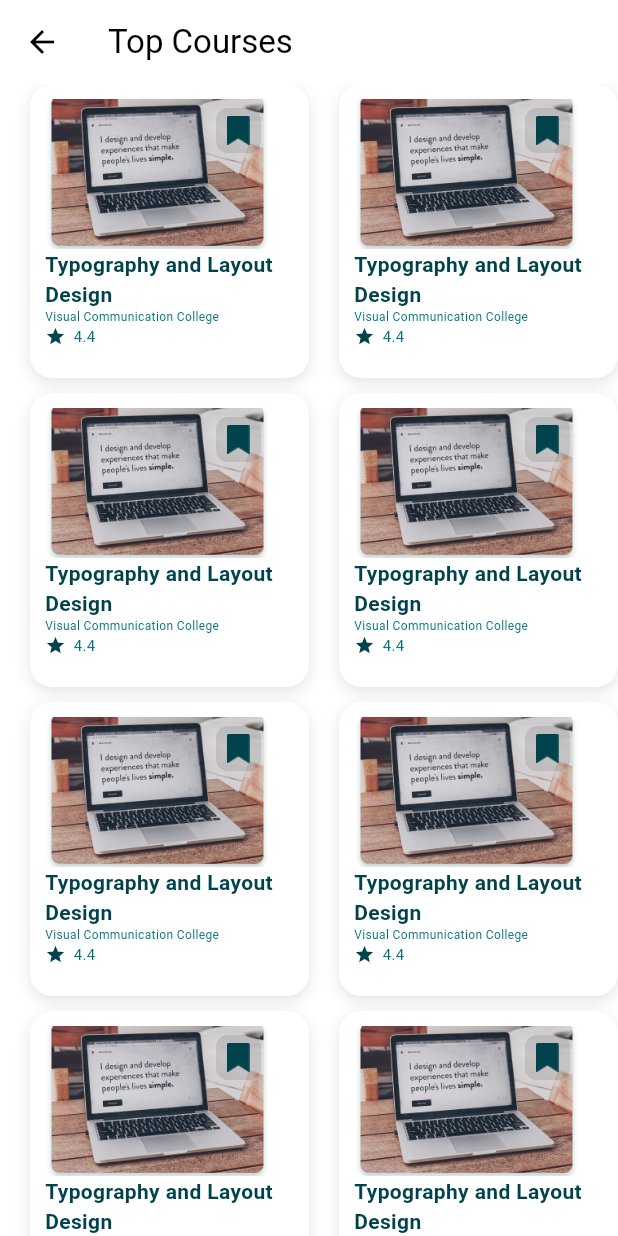
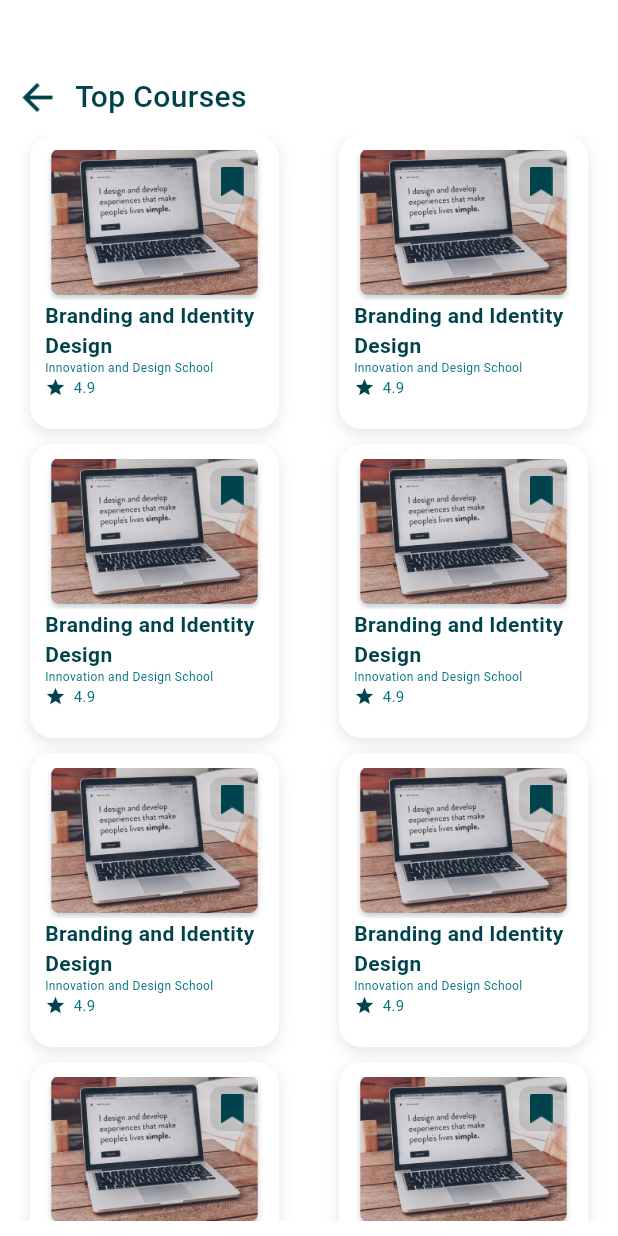
Before and after one commit to swagatapal/E_Learning, a Flutter app: the SeeAllTopCourse screen opened directly, on a phone screen of 412 x 824 dp. Run offline on Flutter 3.47's test engine with Material 3 defaults, Android fonts, the phone set to English and light mode, and no system bars; our stand-ins replace flutter_bounce, persistent_bottom_nav_bar, smooth_page_indicator.

Commit message:
see all of top courses & suggestions for you pages fixed

```diff
--- a/lib/Screens/Home/SuggestionsForYou/View/see_all_suggestions.dart
+++ b/lib/Screens/Home/SuggestionsForYou/View/see_all_suggestions.dart
@@ -3,6 +3,7 @@ import 'package:flutter/widgets.dart';
 
 import '../../../../Core/Utils/Helper/screen_utils.dart';
 import '../../Widgets/suggestions_item.dart';
+import '../../Widgets/suggestions_card.dart';
 
 class SeeAllSuggestions extends StatelessWidget {
   const SeeAllSuggestions({super.key});
@@ -11,9 +12,13 @@ class SeeAllSuggestions extends StatelessWidget {
   Widget build(BuildContext context) {
     return Scaffold(
       body: Padding(
-        padding: const EdgeInsets.only(top: 40, bottom:  10.0 ),
+        padding: const EdgeInsets.only(top: 40, bottom: 10.0),
         child: Column(
           crossAxisAlignment: CrossAxisAlignment.start,
+          children: [
+            Padding(
+              padding: const EdgeInsets.only(left: 10.0,right: 10.0 ,top: 10.0),
+              child: Row(
                 children: [
                   InkWell(
                       onTap: () {
@@ -24,14 +29,26 @@ class SeeAllSuggestions extends StatelessWidget {
                         height: 30,
                         width: 30,
                       )),
+                  const SizedBox(width: 10.0),
+                  Text(
+                    "Suggestions for You",
+                    style: TextStyle(
+                        color: Theme.of(context).colorScheme.onBackground,
+                        fontSize: 20.0,
+                        fontWeight: FontWeight.w500,
+                        fontFamily: 'Roboto'),
+                  ),
+                ],
+              ),
+            ),
+            const SizedBox(height: 10.0,),
             Expanded(
               child: GridView.count(
-
                 crossAxisCount: 2,
                 children: List.generate(
                   10,
                   (index) {
-                    return const SuggestionsItem(
+                    return const SuggestionsCard(
                       image: 'assets/images/testImage1.png',
                       title: 'Branding and Identity Design',
                       subtitle: 'Innovation and Design School',
--- a/lib/Screens/Home/TopCourse/View/see_all_top_course.dart
+++ b/lib/Screens/Home/TopCourse/View/see_all_top_course.dart
@@ -1,7 +1,5 @@
 import 'package:flutter/material.dart';
-
-import '../../../../Core/Utils/Helper/screen_utils.dart';
-import '../../Widgets/suggestions_item.dart';
+import '../../Widgets/suggestions_card.dart';
 
 class SeeAllTopCourse extends StatelessWidget {
   const SeeAllTopCourse({super.key});
@@ -9,20 +7,56 @@ class SeeAllTopCourse extends StatelessWidget {
   @override
   Widget build(BuildContext context) {
     return Scaffold(
-      appBar: AppBar(title: const Text("Top Courses")),
-      body: SizedBox(
-          height: ScreenUtils().screenWidth(context) * 4,
-          child: GridView.count(
-            crossAxisCount: 2,
-            children: List.generate(10, (index) {
-              return const SuggestionsItem(
-                image: 'assets/images/testImage1.png',
-                title: 'Typography and Layout Design',
-                subtitle: 'Visual Communication College',
-                rating: '4.4',
-              );
-            }),
-          )),
+      body: Padding(
+        padding: const EdgeInsets.only(top: 40, bottom: 10.0),
+        child: Column(
+          crossAxisAlignment: CrossAxisAlignment.start,
+          children: [
+            Padding(
+              padding: const EdgeInsets.only(left: 10.0,right: 10.0 ,top: 10.0),
+              child: Row(
+                children: [
+                  InkWell(
+                      onTap: () {
+                        Navigator.pop(context);
+                      },
+                      child: Image.asset(
+                        "assets/images/arrow-back.png",
+                        height: 30,
+                        width: 30,
+                      )),
+                  const SizedBox(width: 10.0),
+                  Text(
+                    "Top Courses",
+                    style: TextStyle(
+                        color: Theme.of(context).colorScheme.onBackground,
+                        fontSize: 20.0,
+                        fontWeight: FontWeight.w500,
+                        fontFamily: 'Roboto'),
+                  ),
+                ],
+              ),
+            ),
+            const SizedBox(height: 10.0,),
+            Expanded(
+              child: GridView.count(
+                crossAxisCount: 2,
+                children: List.generate(
+                  10,
+                      (index) {
+                    return const SuggestionsCard(
+                      image: 'assets/images/testImage1.png',
+                      title: 'Branding and Identity Design',
+                      subtitle: 'Innovation and Design School',
+                      rating: '4.9',
+                    );
+                  },
+                ),
+              ),
+            ),
+          ],
+        ),
+      ),
     );
   }
 }
--- /dev/null
+++ b/lib/Screens/Home/Widgets/suggestions_card.dart
@@ -0,0 +1,121 @@
+import 'package:flutter/material.dart';
+
+import '../../../Core/Utils/Helper/app_colors.dart';
+import '../../../Core/Utils/Helper/screen_utils.dart';
+
+class SuggestionsCard extends StatelessWidget {
+  final String image;
+  final String title;
+
+  final String subtitle;
+  final String rating;
+
+  const SuggestionsCard(
+      {super.key,
+      required this.image,
+      required this.title,
+      required this.subtitle,
+      required this.rating});
+
+  @override
+  Widget build(BuildContext context) {
+    return Padding(
+      padding: const EdgeInsets.only(left: 20.0, bottom: 10, right: 20.0),
+      child: Container(
+        width: ScreenUtils().screenWidth(context) * 0.4,
+        decoration: BoxDecoration(
+          borderRadius: const BorderRadius.all(
+            Radius.circular(15.0),
+          ),
+          color: Colors.white,
+          boxShadow: [
+            BoxShadow(
+              // color:  Colors.blueGrey.withOpacity(0.4),
+              color: AppColors.colorSecondaryText2.withOpacity(0.2),
+              offset: const Offset(0.0, 3.0),
+              blurRadius: 8.0,
+            )
+          ],
+        ),
+        child: Padding(
+          padding: const EdgeInsets.all(10.0),
+          child: Column(
+            crossAxisAlignment: CrossAxisAlignment.start,
+            children: [
+              Stack(
+                alignment: Alignment.topRight,
+                children: [
+                  Image.asset(
+                    image,
+                    height: 100,
+                    width: 150,
+                    fit: BoxFit.cover,
+                  ),
+                  Padding(
+                    padding: const EdgeInsets.only(top: 6.0, right: 6.0),
+                    child: Container(
+                      height: 30,
+                      width: 30,
+                      decoration: BoxDecoration(
+                        color: Colors.transparent.withOpacity(0.1),
+                        borderRadius:
+                            const BorderRadius.all(Radius.circular(8.0)),
+                      ),
+                      child: Center(
+                          child: Image.asset(
+                        "assets/images/bookmark2.png",
+                        height: 25,
+                        width: 15,
+                      )),
+                    ),
+                  ),
+                ],
+              ),
+              Column(
+                crossAxisAlignment: CrossAxisAlignment.start,
+                children: [
+                  Text(
+                    title,
+                    style: TextStyle(
+                      fontFamily: 'Roboto',
+                      fontSize: 14,
+                      fontWeight: FontWeight.bold,
+                      color: Theme.of(context).colorScheme.onBackground,
+                    ),
+                  ),
+                  Text(
+                    subtitle,
+                    style: const TextStyle(
+                        fontFamily: 'Roboto',
+                        color: AppColors.primaryButtonColor,
+                        fontSize: 8,
+                        fontWeight: FontWeight.w400),
+                  ),
+                  Row(
+                    children: [
+                      Icon(
+                        Icons.star,
+                        size: 14,
+                        color: Theme.of(context).colorScheme.onBackground,
+                      ),
+                      const SizedBox(
+                        width: 5,
+                      ),
+                      Text(
+                        rating,
+                        style: const TextStyle(
+                            fontFamily: 'Roboto',
+                            fontSize: 10,
+                            color: AppColors.primaryButtonColor),
+                      ),
+                    ],
+                  ),
+                ],
+              ),
+            ],
+          ),
+        ),
+      ),
+    );
+  }
+}
```
Lines whose indentation alone changed are shown as unchanged.
